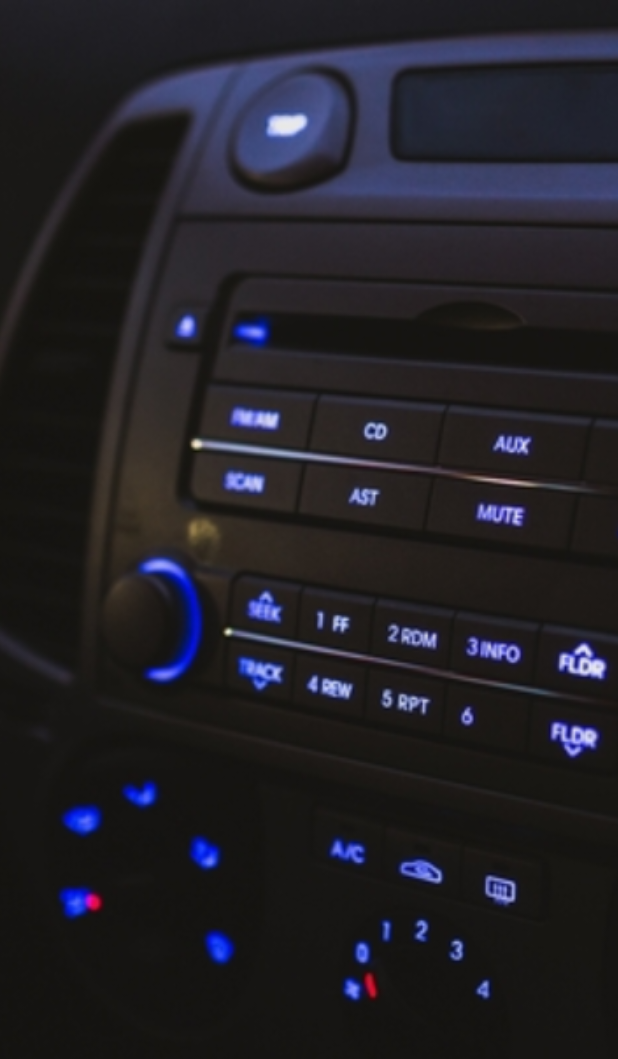
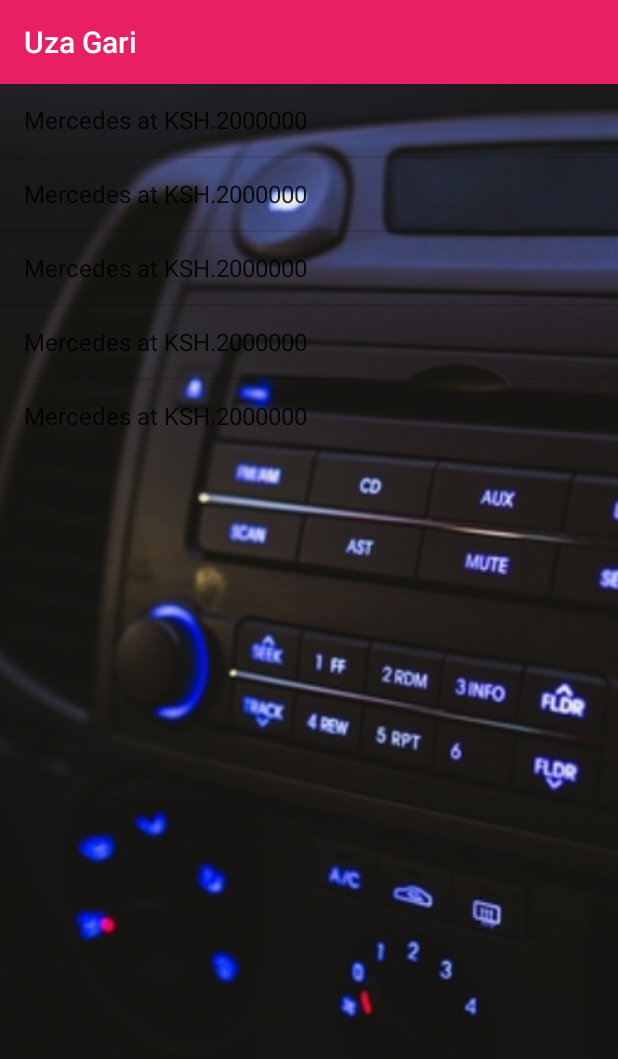
Before and after one commit to ngenovictor/UzaGari, an Android app: the screen it shows after launch (MainActivity), on a phone screen of 412 x 824 dp. Shown: the top 1059 px of the screen. Run offline under Robolectric (Android 15) with nearby library versions, the phone set to English and light mode, and no system bars; our stand-ins replace ButterKnife.

Commit message:
recreate ActionBar

```diff
--- a/app/build.gradle
+++ b/app/build.gradle
@@ -27,4 +27,7 @@ dependencies {
     compile 'com.android.support:appcompat-v7:25.3.1'
     compile 'com.android.support.constraint:constraint-layout:1.0.2'
     testCompile 'junit:junit:4.12'
+    testCompile 'org.robolectric:robolectric:3.0'
+    testCompile 'org.robolectric:shadows-support-v4:3.0'
+    compile 'com.jakewharton:butterknife:7.0.1'
 }
--- a/app/src/main/AndroidManifest.xml
+++ b/app/src/main/AndroidManifest.xml
@@ -8,13 +8,16 @@
         android:label="@string/app_name"
         android:roundIcon="@mipmap/ic_launcher_round"
         android:supportsRtl="true"
-        android:theme="@style/Theme.AppCompat.NoActionBar">
+        android:theme="@style/AppTheme">
+
         <activity android:name=".MainActivity">
             <intent-filter>
                 <action android:name="android.intent.action.MAIN" />
 
                 <category android:name="android.intent.category.LAUNCHER" />
             </intent-filter>
+
+
         </activity>
     </application>
 
--- /dev/null
+++ b/app/src/main/java/site/ngeno/uzagari/CarListArrayAdapter.java
@@ -0,0 +1,44 @@
+package site.ngeno.uzagari;
+
+
+import android.content.Context;
+import android.widget.ArrayAdapter;
+
+import java.util.List;
+
+public class CarListArrayAdapter extends ArrayAdapter{
+    private Context mContext;
+    private List<String[]> mCarsArray;
+
+    public CarListArrayAdapter(Context mContext, int resource, List<String[]> carsArray){
+        super(mContext, resource);
+        this.mContext = mContext;
+        this.mCarsArray = carsArray;
+    }
+
+    @Override
+    public Object getItem(int position) {
+        String[] car = mCarsArray.get(position);
+        String name = car[0];
+        String price = car[1];
+        return name + " at KSH."+ price ;
+
+    }
+    @Override
+    public int getCount(){
+        return mCarsArray.size();
+    }
+
+    public String getName(int position){
+        String[] car = mCarsArray.get(position);
+        return  car[0];
+    }
+    public String getPrice(int position){
+        String[] car = mCarsArray.get(position);
+        return car[1];
+    }
+    public String getPicture(int position){
+        String[] car = mCarsArray.get(position);
+        return  car[0];
+    }
+}
--- a/app/src/main/java/site/ngeno/uzagari/MainActivity.java
+++ b/app/src/main/java/site/ngeno/uzagari/MainActivity.java
@@ -1,14 +1,41 @@
 package site.ngeno.uzagari;
+
 
 
 import android.support.v7.app.AppCompatActivity;
 import android.os.Bundle;
+import android.support.v7.widget.Toolbar;
+import android.widget.ArrayAdapter;
+import android.widget.ListView;
+
+import java.util.ArrayList;
+import java.util.List;
+
+import butterknife.Bind;
+import butterknife.ButterKnife;
 
 public class MainActivity extends AppCompatActivity {
+    @Bind(R.id.carListView) ListView carListView;
+    private List<String[]> carList = new ArrayList<String[]>();
+    private String[] car1 = new String[]{"Mercedes","2000000", "pic_url"};
+    private String[] car2 = new String[]{"Mercedes","2000000", "pic_url"};
+    private String[] car3 = new String[]{"Mercedes","2000000", "pic_url"};
+    private String[] car4 = new String[]{"Mercedes","2000000", "pic_url"};
+    private String[] car5 = new String[]{"Mercedes","2000000", "pic_url"};
 
     @Override
     protected void onCreate(Bundle savedInstanceState) {
         super.onCreate(savedInstanceState);
         setContentView(R.layout.activity_main);
+        ButterKnife.bind(this);
+        carList.add(car1);
+        carList.add(car2);
+        carList.add(car3);
+        carList.add(car4);
+        carList.add(car5);
+
+
+        ArrayAdapter arrayAdapter = new CarListArrayAdapter(this, android.R.layout.simple_list_item_1, carList);
+        carListView.setAdapter(arrayAdapter);
     }
 }
--- a/app/src/main/res/layout/activity_main.xml
+++ b/app/src/main/res/layout/activity_main.xml
@@ -4,13 +4,21 @@
     android:layout_width="match_parent"
     android:layout_height="match_parent"
     tools:context="site.ngeno.uzagari.MainActivity">
+    <android.support.v7.widget.Toolbar
+        android:id="@+id/main_page_action_bar"
+        android:layout_width="match_parent"
+        android:layout_height="match_parent"/>
     <ImageView
         android:layout_width="match_parent"
         android:layout_height="match_parent"
         android:src="@drawable/carback"
         android:scaleType="centerCrop"/>
-    <ListView
-        android:id="@+id/carList"
+    <RelativeLayout
         android:layout_width="match_parent"
-        android:layout_height="wrap_content"/>
+        android:layout_height="match_parent">
+        <ListView
+            android:id="@+id/carListView"
+            android:layout_width="match_parent"
+            android:layout_height="wrap_content"/>
+    </RelativeLayout>
 </RelativeLayout>
```
